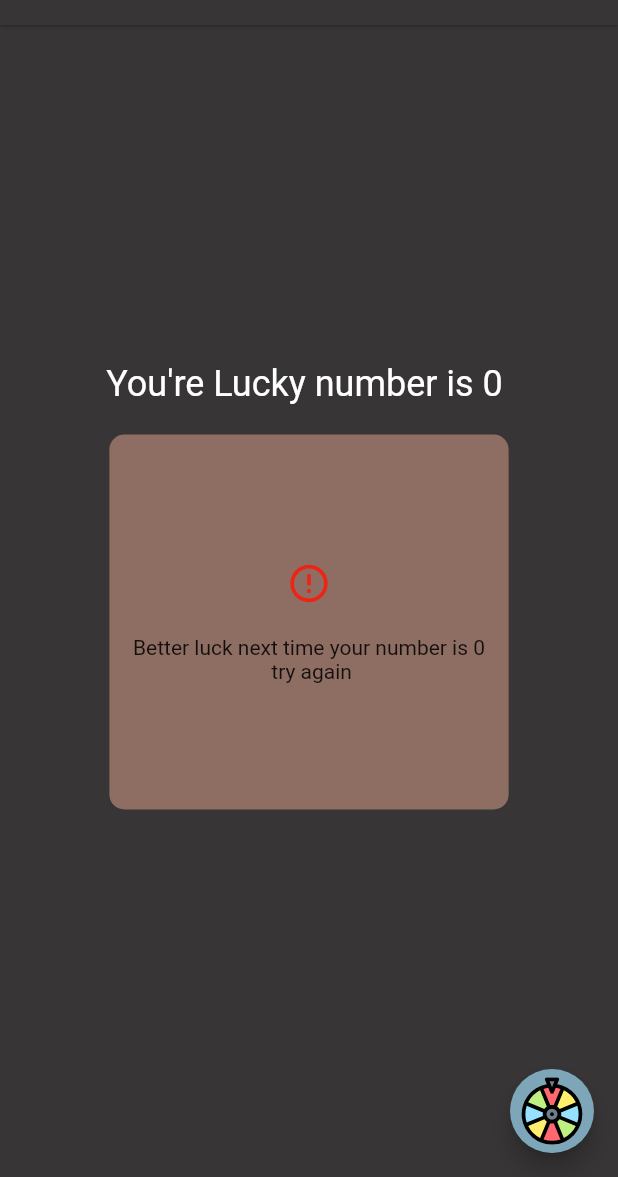
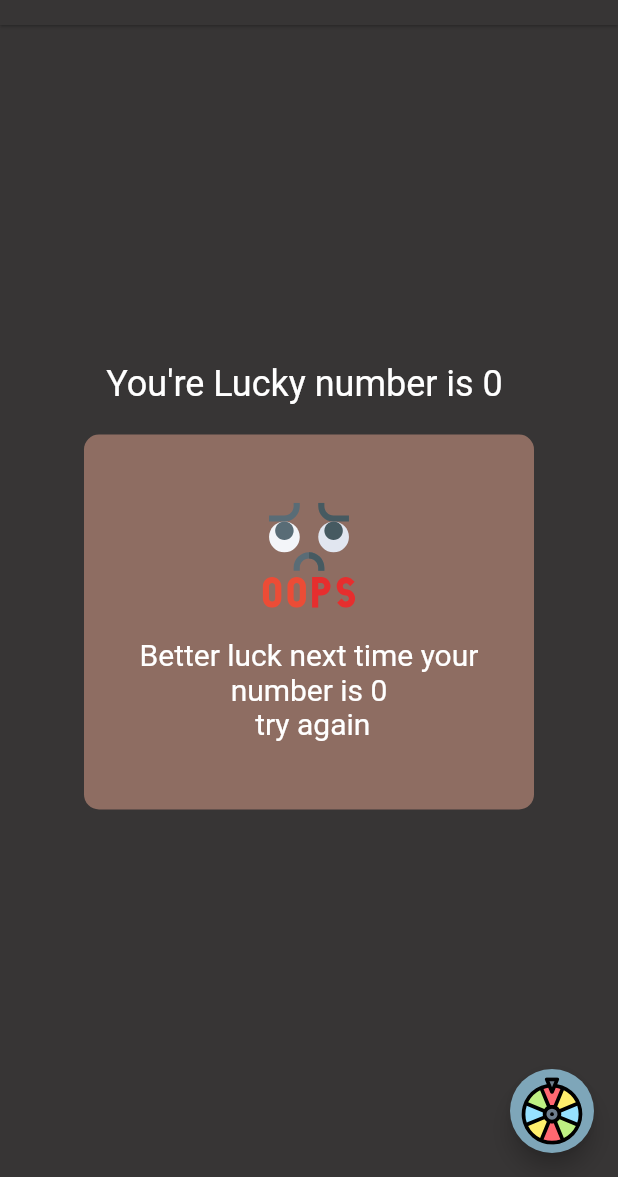
Before and after one commit to CodewithAnn/Flutter-Lottery-App, a Flutter app: the screen it shows after launch, on a phone screen of 412 x 824 dp, the part 59-1236 px from its top. Run offline on Flutter 3.47's test engine with Material 2 defaults, Android fonts, the phone set to English and light mode, and no system bars; our stand-ins replace flutter_svg.

Commit message:
Created logic & use svgPictures insted icons

```diff
--- a/lib/main.dart
+++ b/lib/main.dart
@@ -59,19 +59,47 @@ class _LotteryHomePageState extends State<LotteryHomePage> {
                 padding: const EdgeInsets.all(20.0),
                 child: Container(
                   height: 250,
+                  width: 300,
                   decoration: BoxDecoration(
                     borderRadius: BorderRadius.circular(10),
-                    color: Color.fromARGB(180, 178, 133, 117),
+                    color: luckyNumber == 5
+                        ? const Color(0xff6342b5)
+                        : const Color.fromARGB(180, 178, 133, 117),
                   ),
                   child: Padding(
                     padding: const EdgeInsets.all(14.0),
-                    child: Column(
+                    child: luckyNumber == 5 //ternary operator used here
+                        ? Column(
+                            // this colum widget display
+                            //if condition is true(lucky num == 5 as genrated random num)
                             mainAxisAlignment: MainAxisAlignment.center,
                             children: [
-                        const Icon(
-                          Icons.error_outline,
-                          color: Color.fromARGB(255, 240, 34, 19),
-                          size: 30,
+                              SvgPicture.asset(
+                                'icons/Lottery_win.svg',
+                                height: 90,
+                                // width: ,
+                              ),
+                              const SizedBox(
+                                height: 20,
+                              ),
+                              Text(
+                                "Congrats you won Lottery,\nYour number is $luckyNumber",
+                                style: const TextStyle(
+                                  color: Colors.white,
+                                  fontSize: 20,
+                                ),
+                                textAlign: TextAlign.center,
+                              ),
+                            ],
+                          )
+                        : Column(
+                            // else this column display
+                            // when condition is false
+                            mainAxisAlignment: MainAxisAlignment.center,
+                            children: [
+                              SvgPicture.asset(
+                                'icons/oops.svg',
+                                height: 70,
                               ),
                               const SizedBox(
                                 height: 20,
@@ -79,6 +107,10 @@ class _LotteryHomePageState extends State<LotteryHomePage> {
                               Text(
                                 "Better luck next time your number is $luckyNumber \n try again ",
                                 textAlign: TextAlign.center,
+                                style: const TextStyle(
+                                  color: Colors.white,
+                                  fontSize: 20,
+                                ),
                               ),
                             ],
                           ),
@@ -91,8 +123,9 @@ class _LotteryHomePageState extends State<LotteryHomePage> {
         floatingActionButton: FloatingActionButton(
           backgroundColor: Color.fromRGBO(126, 166, 185, 1),
           onPressed: () {
-            luckyNumber = random.nextInt(100);
+            luckyNumber = random.nextInt(8);
             print(luckyNumber);
+            setState(() {});
           },
           child: SvgPicture.asset(
             'icons/lottery_wheel.svg',
```
Lines whose indentation alone changed are shown as unchanged.
